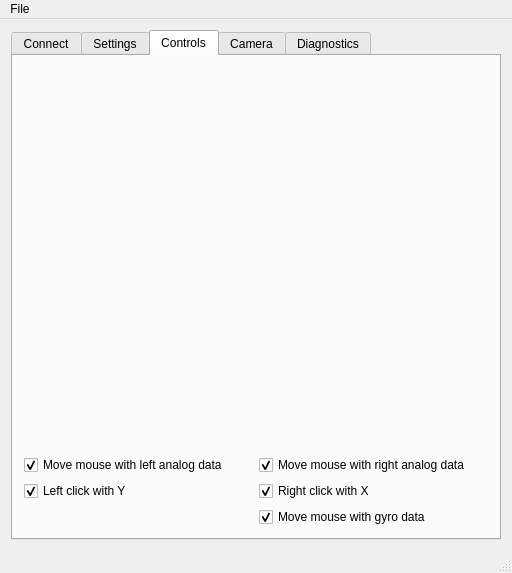
lucidNTR/QJoyControl, file mainwindow.ui: the form before one commit.
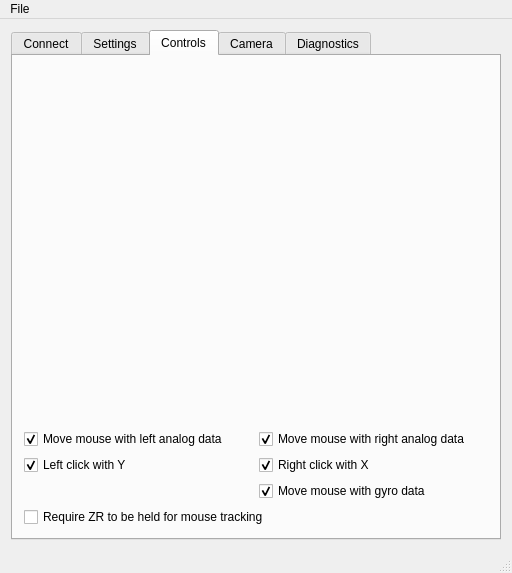
The form after the commit. The open tabs and pages were chosen to show the change. Custom widgets are drawn as their Qt base class.

```diff
--- a/mainwindow.ui
+++ b/mainwindow.ui
@@ -451,6 +451,16 @@
           </property>
          </widget>
         </item>
+         <item row="4" column="0" colspan="2">
+          <widget class="QCheckBox" name="checkBoxRequireZR">
+           <property name="text">
+            <string>Require ZR to be held for mouse tracking</string>
+           </property>
+           <property name="checked">
+            <bool>false</bool>
+           </property>
+          </widget>
+         </item>
         <item row="1" column="1">
          <widget class="QCheckBox" name="checkBoxRightAnalogMouse">
           <property name="text">
```
Lines whose indentation alone changed are shown as unchanged.
